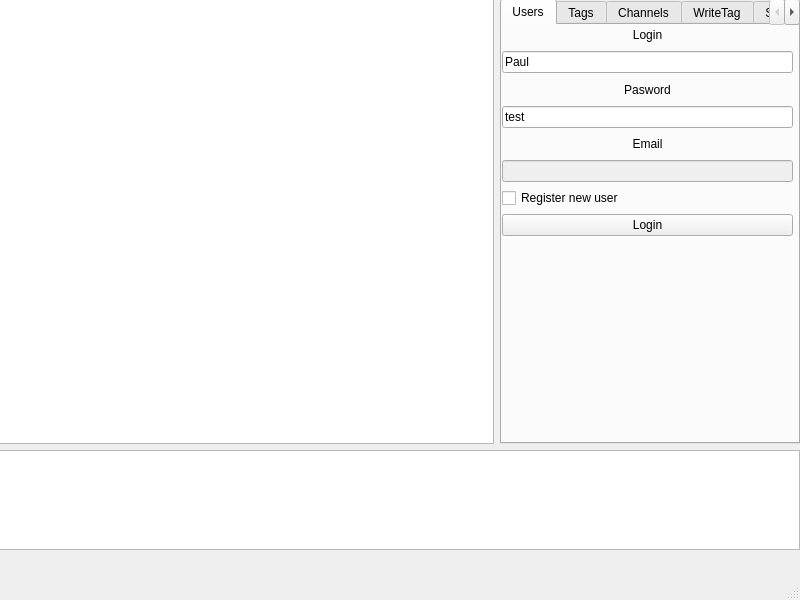
This is src/demoApp/mainwindow.ui in geo2tag/core-1.0 as Qt 5 draws it before an edit. The edited form follows.
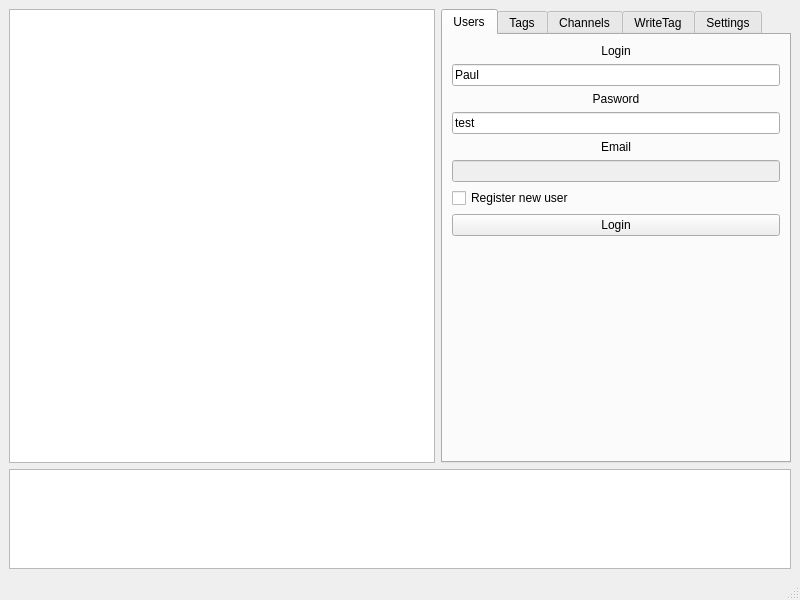
This is the edited form. The open tabs and pages were chosen to show the change.

Diff of the .ui file:
```diff
--- a/src/demoApp/mainwindow.ui
+++ b/src/demoApp/mainwindow.ui
@@ -10,27 +10,29 @@
     <height>600</height>
    </rect>
   </property>
+  <property name="sizePolicy">
+   <sizepolicy hsizetype="Preferred" vsizetype="Preferred">
+    <horstretch>0</horstretch>
+    <verstretch>0</verstretch>
+   </sizepolicy>
+  </property>
   <property name="windowTitle">
    <string>MainWindow</string>
   </property>
   <widget class="QWidget" name="centralwidget">
-   <widget class="QWidget" name="verticalLayoutWidget">
-    <property name="geometry">
-     <rect>
-      <x>-1</x>
-      <y>-1</y>
-      <width>801</width>
-      <height>551</height>
-     </rect>
-    </property>
+   <property name="layoutDirection">
+    <enum>Qt::LeftToRight</enum>
+   </property>
+   <layout class="QVBoxLayout" name="verticalLayout_7">
+    <item>
     <layout class="QVBoxLayout" name="verticalLayout">
      <property name="sizeConstraint">
-      <enum>QLayout::SetMaximumSize</enum>
+       <enum>QLayout::SetNoConstraint</enum>
      </property>
      <item>
       <layout class="QHBoxLayout" name="horizontalLayout">
        <property name="sizeConstraint">
-        <enum>QLayout::SetMaximumSize</enum>
+         <enum>QLayout::SetNoConstraint</enum>
        </property>
        <item>
         <widget class="QGraphicsView" name="graphicsView">
@@ -42,7 +44,7 @@
          </property>
          <property name="maximumSize">
           <size>
-           <width>500</width>
+            <width>16777215</width>
            <height>16777215</height>
           </size>
          </property>
@@ -53,9 +55,15 @@
          <property name="enabled">
           <bool>true</bool>
          </property>
+          <property name="minimumSize">
+           <size>
+            <width>350</width>
+            <height>0</height>
+           </size>
+          </property>
          <property name="maximumSize">
           <size>
-           <width>300</width>
+            <width>350</width>
            <height>16777215</height>
           </size>
          </property>
@@ -63,19 +71,21 @@
           <number>3</number>
          </property>
          <widget class="QWidget" name="usersTab">
+           <property name="sizePolicy">
+            <sizepolicy hsizetype="Expanding" vsizetype="Expanding">
+             <horstretch>0</horstretch>
+             <verstretch>0</verstretch>
+            </sizepolicy>
+           </property>
           <attribute name="title">
            <string>Users</string>
           </attribute>
-          <widget class="QWidget" name="verticalLayoutWidget_2">
-           <property name="geometry">
-            <rect>
-             <x>0</x>
-             <y>0</y>
-             <width>291</width>
-             <height>211</height>
-            </rect>
-           </property>
+           <layout class="QVBoxLayout" name="verticalLayout_8">
+            <item>
            <layout class="QVBoxLayout" name="verticalLayout_2">
+              <property name="sizeConstraint">
+               <enum>QLayout::SetDefaultConstraint</enum>
+              </property>
             <item>
              <widget class="QLabel" name="label">
               <property name="text">
@@ -141,8 +151,22 @@
               </property>
              </widget>
             </item>
-           </layout>
-          </widget>
+              <item>
+               <spacer name="verticalSpacer_4">
+                <property name="orientation">
+                 <enum>Qt::Vertical</enum>
+                </property>
+                <property name="sizeHint" stdset="0">
+                 <size>
+                  <width>20</width>
+                  <height>40</height>
+                 </size>
+                </property>
+               </spacer>
+              </item>
+             </layout>
+            </item>
+           </layout>
          </widget>
          <widget class="QWidget" name="tagsTab">
           <property name="enabled">
@@ -487,7 +511,8 @@
       </widget>
      </item>
     </layout>
-   </widget>
+    </item>
+   </layout>
   </widget>
   <widget class="QMenuBar" name="menubar">
    <property name="geometry">
```
Left out of the diff: 60 changed lines with no effect on the pictures. Lines whose indentation alone changed are shown as unchanged.
